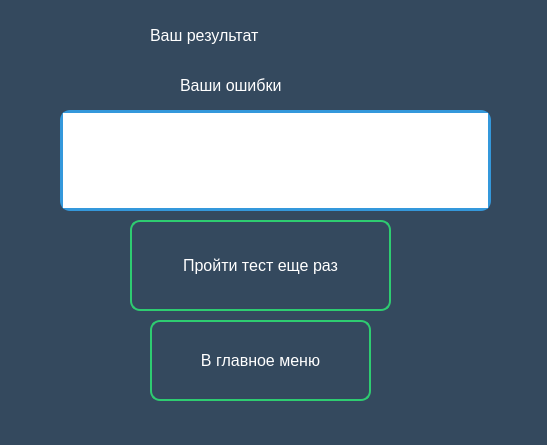
First picture: the form in ui/results.ui, repository Alone0696/english_app, before the edit.
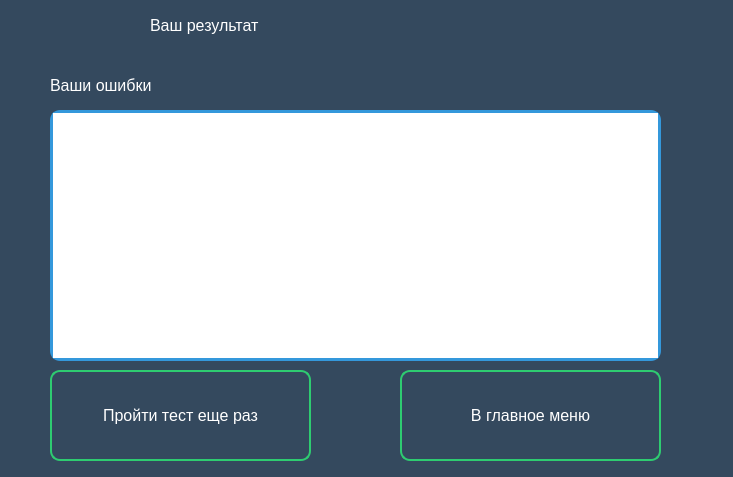
Second picture: the form after the edit.

Commit message: Улучшение окна результатов

Diff of the .ui file:
```diff
--- a/ui/results.ui
+++ b/ui/results.ui
@@ -6,8 +6,8 @@
    <rect>
     <x>0</x>
     <y>0</y>
-    <width>547</width>
-    <height>445</height>
+    <width>733</width>
+    <height>477</height>
    </rect>
   </property>
   <property name="font">
@@ -28,8 +28,8 @@
   <widget class="QPushButton" name="again">
    <property name="geometry">
     <rect>
-     <x>130</x>
-     <y>220</y>
+     <x>50</x>
+     <y>370</y>
      <width>261</width>
      <height>91</height>
     </rect>
@@ -64,7 +64,7 @@
    <property name="geometry">
     <rect>
      <x>150</x>
-     <y>20</y>
+     <y>10</y>
      <width>201</width>
      <height>31</height>
     </rect>
@@ -86,7 +86,7 @@
   <widget class="QLabel" name="label">
    <property name="geometry">
     <rect>
-     <x>180</x>
+     <x>50</x>
      <y>70</y>
      <width>251</width>
      <height>31</height>
@@ -109,10 +109,10 @@
   <widget class="QPushButton" name="main_menu">
    <property name="geometry">
     <rect>
-     <x>150</x>
-     <y>320</y>
-     <width>221</width>
-     <height>81</height>
+     <x>400</x>
+     <y>370</y>
+     <width>261</width>
+     <height>91</height>
     </rect>
    </property>
    <property name="font">
@@ -141,10 +141,10 @@
   <widget class="QTextEdit" name="textEdit">
    <property name="geometry">
     <rect>
-     <x>60</x>
+     <x>50</x>
      <y>110</y>
-     <width>431</width>
-     <height>101</height>
+     <width>611</width>
+     <height>251</height>
     </rect>
    </property>
    <property name="font">
```
The commit also changes 1 other file.
